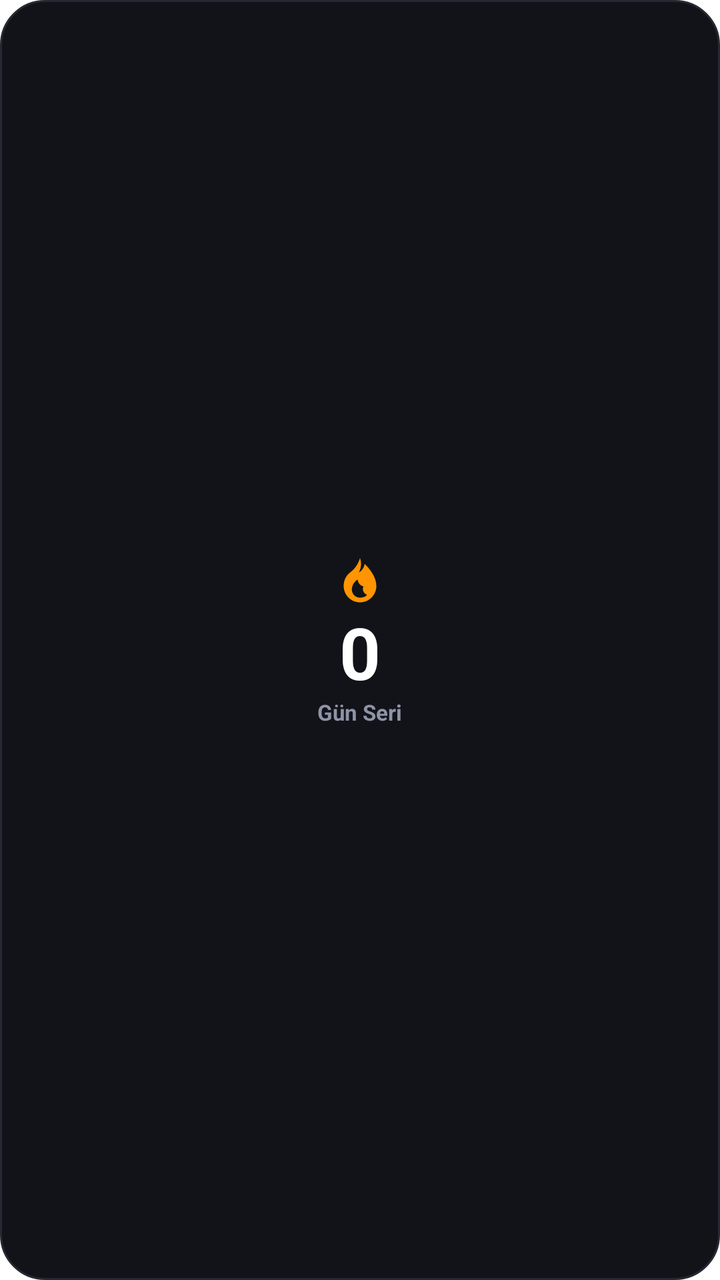
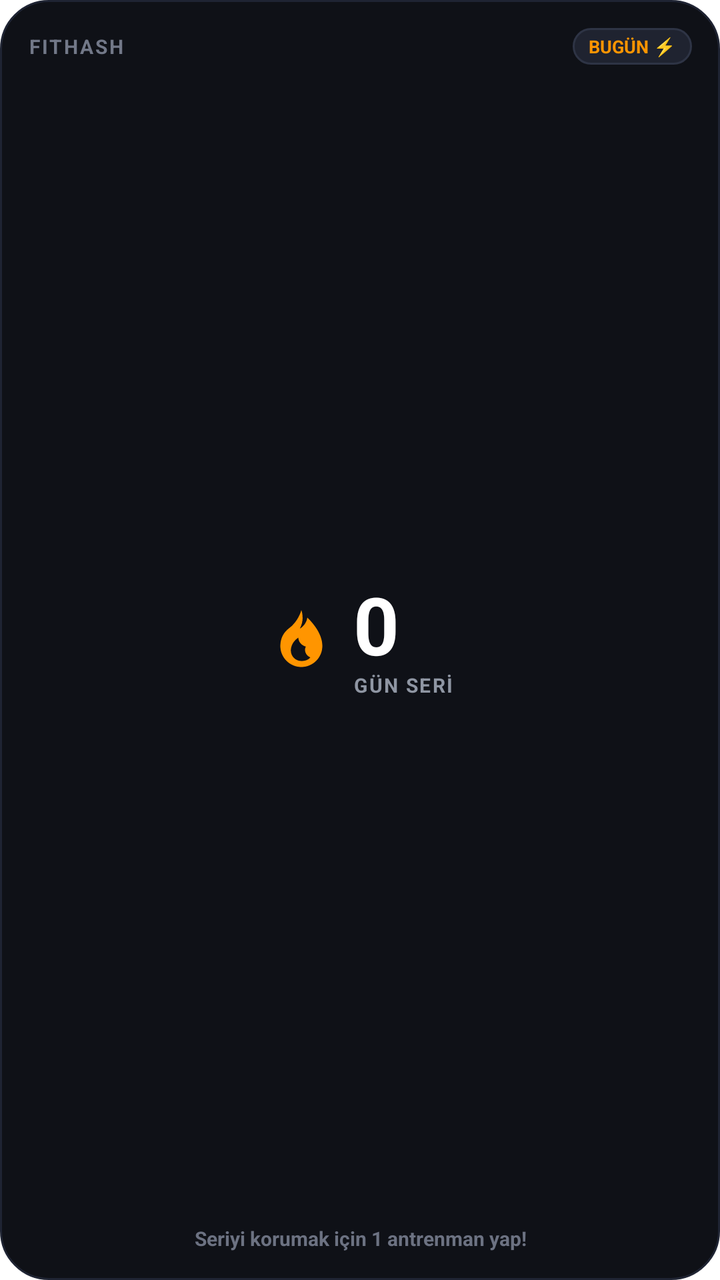

Two renders of the same Android screen: before a commit and after it. Below are the layout's source before the change and the commit's diff.
<!-- AndroidManifest.xml: application theme AppTheme -->
<!-- res/layout/streak_widget_2x2.xml -->
<?xml version="1.0" encoding="utf-8"?>
<LinearLayout xmlns:android="http://schemas.android.com/apk/res/android"
    android:id="@+id/widget_root"
    android:layout_width="match_parent"
    android:layout_height="match_parent"
    android:background="@drawable/widget_background"
    android:orientation="vertical"
    android:padding="8dp"
    android:gravity="center">

    
    <ImageView
        android:id="@+id/widget_flame_icon"
        android:layout_width="28dp"
        android:layout_height="28dp"
        android:src="@drawable/ic_flame"
        android:contentDescription="Streak Flame"
        android:layout_marginBottom="2dp" />

    
    <TextView
        android:id="@+id/widget_streak_count"
        android:layout_width="wrap_content"
        android:layout_height="wrap_content"
        android:text="0"
        android:textColor="#FFFFFF"
        android:textSize="36sp"
        android:textStyle="bold"
        android:includeFontPadding="false"
        android:gravity="center" />

    
    <TextView
        android:id="@+id/widget_streak_subtitle"
        android:layout_width="wrap_content"
        android:layout_height="wrap_content"
        android:text="Gün Seri"
        android:textColor="#8E93A7"
        android:textSize="11sp"
        android:textStyle="bold"
        android:gravity="center" />

</LinearLayout>
<!-- resources referenced by this layout -->
<resources>
  <!-- drawable ic_flame (drawable) -->
  <?xml version="1.0" encoding="utf-8"?>
  <vector xmlns:android="http://schemas.android.com/apk/res/android"
      android:width="36dp"
      android:height="36dp"
      android:viewportWidth="24"
      android:viewportHeight="24">
      <path
          android:fillColor="#FF9500"
          android:pathData="M12,2C11.5,4 10,6.5 8,8C6,9.5 5,11.5 5,14C5,17.86 8.14,21 12,21C15.86,21 19,17.86 19,14C19,10 16,6.5 14,4.5C13.8,6 12.8,7.5 11.5,8.2C12.8,5.8 12.5,3.5 12,2ZM12,19C10.07,19 8.5,17.43 8.5,15.5C8.5,13.8 9.5,12.2 11,11.2C11,12.5 12,13.8 13.5,14.2C12.8,15.5 13.5,17.2 15,17.8C14.4,18.6 13.3,19 12,19Z" />
  </vector>
  <!-- drawable widget_background (drawable) -->
  <?xml version="1.0" encoding="utf-8"?>
  <shape xmlns:android="http://schemas.android.com/apk/res/android"
      android:shape="rectangle">
      <solid android:color="#121318" />
      <corners android:radius="22dp" />
      <stroke
          android:width="1dp"
          android:color="#262933" />
  </shape>
</resources>

<!-- the commit's change to res/layout/streak_widget_2x2.xml (unified diff, before → after) -->
@@ -1,43 +1,104 @@
 <?xml version="1.0" encoding="utf-8"?>
-<LinearLayout xmlns:android="http://schemas.android.com/apk/res/android"
+<RelativeLayout xmlns:android="http://schemas.android.com/apk/res/android"
     android:id="@+id/widget_root"
     android:layout_width="match_parent"
     android:layout_height="match_parent"
     android:background="@drawable/widget_background"
-    android:orientation="vertical"
-    android:padding="8dp"
-    android:gravity="center">
+    android:padding="14dp">
 
     
-    <ImageView
-        android:id="@+id/widget_flame_icon"
-        android:layout_width="28dp"
-        android:layout_height="28dp"
-        android:src="@drawable/ic_flame"
-        android:contentDescription="Streak Flame"
-        android:layout_marginBottom="2dp" />
+    <LinearLayout
+        android:id="@+id/widget_header_row"
+        android:layout_width="match_parent"
+        android:layout_height="wrap_content"
+        android:layout_alignParentTop="true"
+        android:orientation="horizontal"
+        android:gravity="center_vertical">
+
+        
+        <TextView
+            android:id="@+id/widget_app_tag"
+            android:layout_width="0dp"
+            android:layout_height="wrap_content"
+            android:layout_weight="1"
+            android:text="FITHASH"
+            android:textColor="#727888"
+            android:textSize="10sp"
+            android:textStyle="bold"
+            android:letterSpacing="0.1" />
+
+        
+        <TextView
+            android:id="@+id/widget_status_pill"
+            android:layout_width="wrap_content"
+            android:layout_height="wrap_content"
+            android:background="@drawable/widget_pill_bg"
+            android:paddingHorizontal="8dp"
+            android:paddingVertical="3dp"
+            android:text="BUGÜN ⚡️"
+            android:textColor="#FF9500"
+            android:textSize="9sp"
+            android:textStyle="bold" />
+    </LinearLayout>
+
+    
+    <LinearLayout
+        android:id="@+id/widget_center_hero"
+        android:layout_width="wrap_content"
+        android:layout_height="wrap_content"
+        android:layout_centerInParent="true"
+        android:orientation="horizontal"
+        android:gravity="center_vertical">
+
+        <ImageView
+            android:id="@+id/widget_flame_icon"
+            android:layout_width="36dp"
+            android:layout_height="36dp"
+            android:src="@drawable/ic_flame"
+            android:contentDescription="Streak Flame"
+            android:layout_marginEnd="8dp" />
+
+        <LinearLayout
+            android:layout_width="wrap_content"
+            android:layout_height="wrap_content"
+            android:orientation="vertical">
+
+            <TextView
+                android:id="@+id/widget_streak_count"
+                android:layout_width="wrap_content"
+                android:layout_height="wrap_content"
+                android:text="0"
+                android:textColor="#FFFFFF"
+                android:textSize="40sp"
+                android:textStyle="bold"
+                android:includeFontPadding="false"
+                android:lineSpacingExtra="0dp" />
+
+            <TextView
+                android:id="@+id/widget_streak_subtitle"
+                android:layout_width="wrap_content"
+                android:layout_height="wrap_content"
+                android:text="GÜN SERİ"
+                android:textColor="#8F96A3"
+                android:textSize="10sp"
+                android:textStyle="bold"
+                android:letterSpacing="0.08"
+                android:layout_marginTop="-2dp" />
+        </LinearLayout>
+    </LinearLayout>
 
     
     <TextView
-        android:id="@+id/widget_streak_count"
-        android:layout_width="wrap_content"
+        android:id="@+id/widget_footer_text"
+        android:layout_width="match_parent"
         android:layout_height="wrap_content"
-        android:text="0"
-        android:textColor="#FFFFFF"
-        android:textSize="36sp"
+        android:layout_alignParentBottom="true"
+        android:gravity="center"
+        android:text="Seriyi korumak için 1 antrenman yap!"
+        android:textColor="#6C7282"
+        android:textSize="10sp"
         android:textStyle="bold"
-        android:includeFontPadding="false"
-        android:gravity="center" />
+        android:maxLines="1"
+        android:ellipsize="end" />
 
-    
-    <TextView
-        android:id="@+id/widget_streak_subtitle"
-        android:layout_width="wrap_content"
-        android:layout_height="wrap_content"
-        android:text="Gün Seri"
-        android:textColor="#8E93A7"
-        android:textSize="11sp"
-        android:textStyle="bold"
-        android:gravity="center" />
-
-</LinearLayout>
+</RelativeLayout>
<!-- resource entries referenced after the edit -->
@@ -15,11 +15,21 @@
   <?xml version="1.0" encoding="utf-8"?>
   <shape xmlns:android="http://schemas.android.com/apk/res/android"
       android:shape="rectangle">
-      <solid android:color="#121318" />
-      <corners android:radius="22dp" />
+      <solid android:color="#0F1117" />
+      <corners android:radius="24dp" />
       <stroke
           android:width="1dp"
-          android:color="#262933" />
+          android:color="#1F2433" />
+  </shape>
+  <!-- drawable widget_pill_bg (drawable) -->
+  <?xml version="1.0" encoding="utf-8"?>
+  <shape xmlns:android="http://schemas.android.com/apk/res/android"
+      android:shape="rectangle">
+      <solid android:color="#1F2330" />
+      <corners android:radius="100dp" />
+      <stroke
+          android:width="1dp"
+          android:color="#2E3445" />
   </shape>
 </resources>
 
